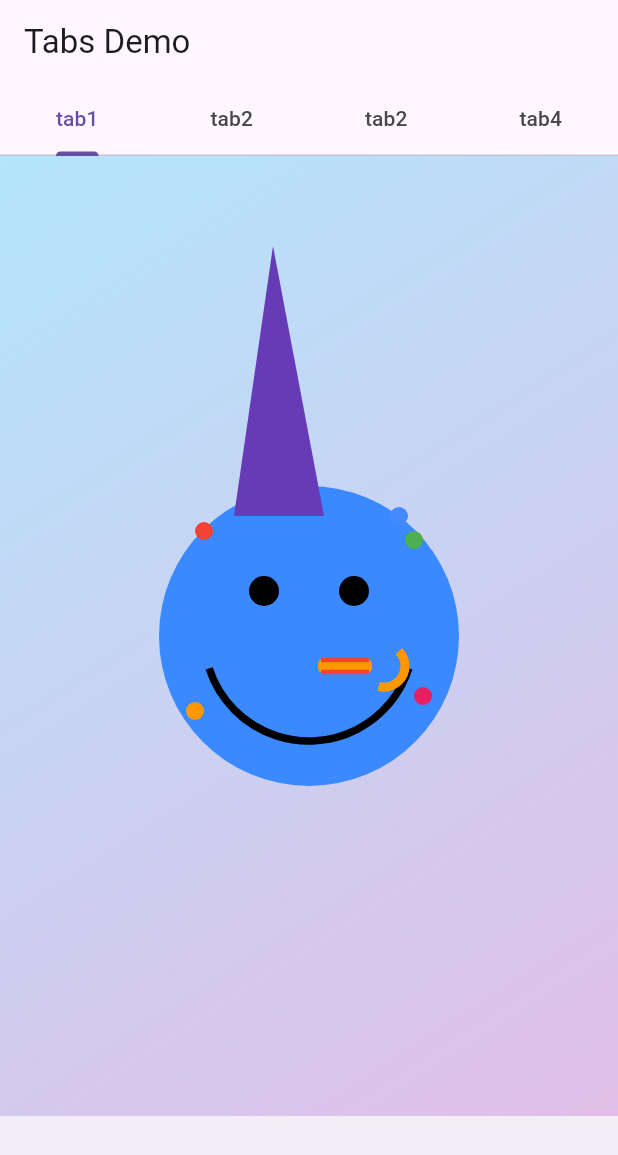
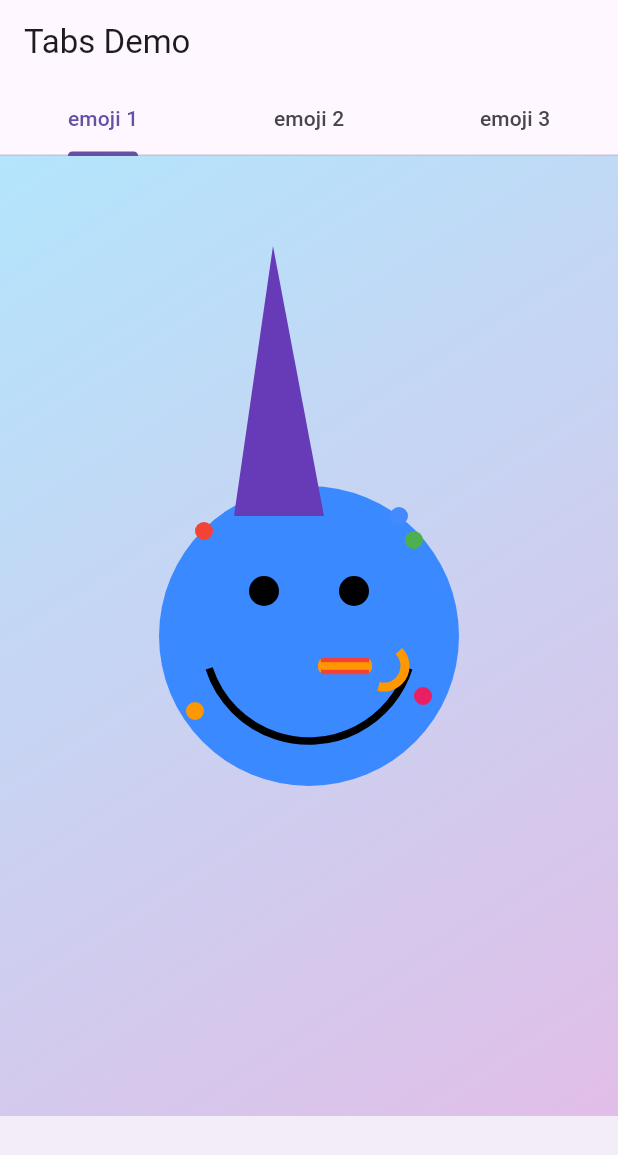
Before and after one commit to JashThakkar/smiley_face, a Flutter app: the screen it shows after launch, on a phone screen of 412 x 824 dp. Shown: the top 1155 px of the screen. Run offline on Flutter 3.47's test engine with Material 3 defaults, Android fonts, the phone set to English and light mode, and no system bars.

Commit message:
Updated to have 3 tabs instead of 4 and changed the name of the tabs to be emojis

```diff
--- a/lib/main.dart
+++ b/lib/main.dart
@@ -10,7 +10,7 @@
   Widget build(BuildContext context) {
     return MaterialApp(
       home: DefaultTabController(
-        length: 4,
+        length: 3,
         child: _TabsNonScrollableDemo(),
       ),
     );
@@ -42,7 +42,7 @@
     super.initState();
     _tabController = TabController(
       initialIndex: 0,
-      length: 4,
+      length: 3,
       vsync: this,
     );
     _tabController.addListener(() {
@@ -62,10 +62,9 @@
   @override
   Widget build(BuildContext context) {
     final tabs = [
-      'tab1',
-      'tab2',
-      'tab2',
-      "tab4",
+      'emoji 1',
+      'emoji 2',
+      'emoji 3',
     ];
     return Scaffold(
       appBar: AppBar(
```
